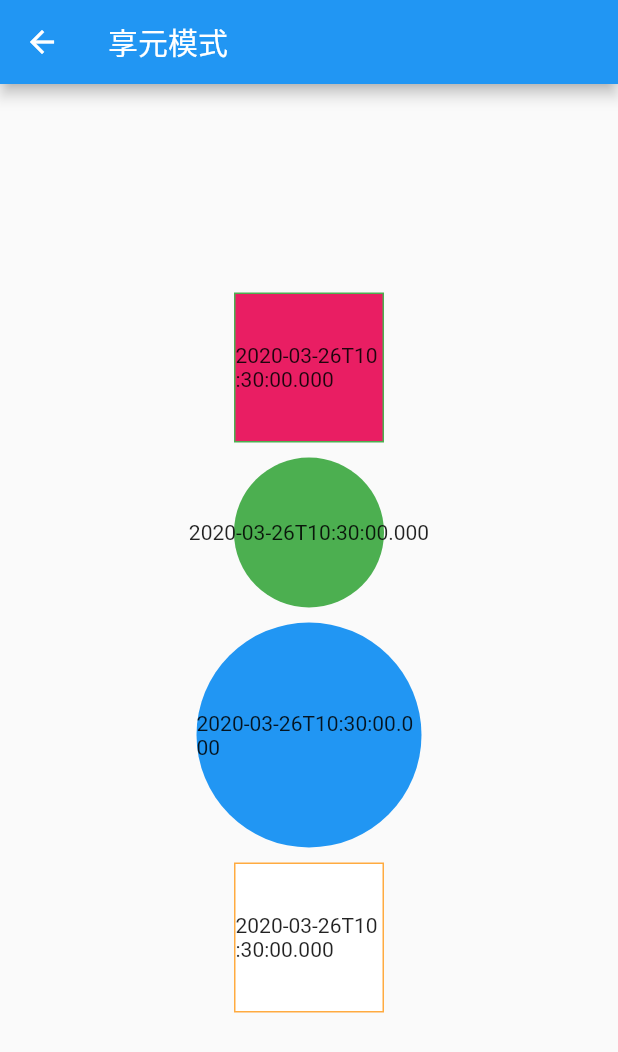
After one commit to FlutterOpen/design_patterns, a Flutter app: the FlyweightPage screen opened by its route, on a phone screen of 412 x 824 dp. The commit adds this screen. Shown: the top 1052 px of the screen. Run offline on Flutter 3.47's test engine with Material 2 defaults, Android fonts, the phone set to English and light mode, and no system bars.

Commit message:
feat(): 享元模式的完成

```diff
--- a/lib/constant/string_const.dart
+++ b/lib/constant/string_const.dart
@@ -34,4 +34,7 @@ class StringConst {
 
   //外观模式
   static const String FACADE_ = "外观模式";
+
+  //享元模式
+  static const String FLYWEIGHT_ = "享元模式";
 }
--- a/lib/main.dart
+++ b/lib/main.dart
@@ -6,6 +6,7 @@ import 'package:flutter_design/page/combination/combination_page.dart';
 import 'package:flutter_design/page/decorator/decorator_page.dart';
 import 'package:flutter_design/page/facade/facade_page.dart';
 import 'package:flutter_design/page/filter/filter_page.dart';
+import 'package:flutter_design/page/flyweight/flyweight_page.dart';
 
 import 'constant/page_const.dart';
 import 'constant/string_const.dart';
@@ -35,6 +36,7 @@ class MyApp extends StatelessWidget {
         PageConst.COMPOSITE_PAGE: (context) => CombinationPage(),
         PageConst.DECORATOR_PAGE: (context) => DecoratorPage(),
         PageConst.FACADE_PAGE: (context) => FacadePage(),
+        PageConst.FLYWEIGHT_PAGE: (context) => FlyweightPage(),
       },
     );
   }
--- /dev/null
+++ b/lib/page/flyweight/flyweight_mode.dart
@@ -0,0 +1,106 @@
+import 'dart:collection';
+
+import 'package:flutter/material.dart';
+
+/// Created by NieBin on 2020-03-26
+/// Github: https://github.com/nb312
+/// Email: niebin312@gmail.com
+abstract class Clock {
+  Color color;
+
+  Widget display();
+}
+
+class PinkClock implements Clock {
+  @override
+  Color color = Colors.pink;
+
+  @override
+  Widget display() => Container(
+        width: 100,
+        height: 100,
+        decoration: BoxDecoration(
+          shape: BoxShape.rectangle,
+          border: Border.all(color: Colors.green),
+          color: color,
+        ),
+        child: Center(child: Text(DateTime.now().toIso8601String())),
+      );
+}
+
+class GreenClock implements Clock {
+  @override
+  Color color = Colors.green;
+
+  @override
+  Widget display() => Container(
+        width: 200,
+        height: 100,
+        decoration: BoxDecoration(shape: BoxShape.circle, color: color),
+        child: Center(child: Text(DateTime.now().toIso8601String())),
+      );
+}
+
+class BlueClock implements Clock {
+  @override
+  Color color = Colors.blue;
+
+  @override
+  Widget display() => Container(
+        width: 150,
+        height: 150,
+        decoration: BoxDecoration(shape: BoxShape.circle, color: color),
+        child: Center(child: Text(DateTime.now().toIso8601String())),
+      );
+}
+
+class WhiteClock implements Clock {
+  @override
+  Color color = Colors.white;
+
+  @override
+  Widget display() => Container(
+        width: 100,
+        height: 100,
+        decoration: BoxDecoration(
+            shape: BoxShape.rectangle,
+            color: color,
+            border: Border.all(color: Colors.orangeAccent)),
+        child: Center(child: Text(DateTime.now().toIso8601String())),
+      );
+}
+
+class ClockManager {
+  static Map<String, Clock> _clocks = HashMap();
+
+  static Clock getColorClock(String color) {
+    if (_clocks.containsKey(color)) {
+      return _clocks[color];
+    } else {
+      _clocks.putIfAbsent(color, () {
+        if (color.toLowerCase() == "pink") {
+          return PinkClock();
+        } else if (color.toLowerCase() == "green") {
+          return GreenClock();
+        } else if (color.toLowerCase() == "blue") {
+          return BlueClock();
+        } else {
+          return WhiteClock();
+        }
+      });
+      return _clocks[color];
+    }
+  }
+
+  static Clock removeClock(String color) {
+    if (_clocks.containsKey(color)) {
+      return _clocks.remove(color);
+    } else {
+      return null;
+    }
+  }
+
+  static void clearAll() {
+    _clocks.clear();
+  }
+}
--- /dev/null
+++ b/lib/page/flyweight/flyweight_page.dart
@@ -0,0 +1,41 @@
+import 'package:flutter/material.dart';
+import 'package:flutter_design/constant/string_const.dart';
+import 'package:flutter_design/page/flyweight/flyweight_mode.dart';
+
+/// Created by NieBin on 2020-03-26
+/// Github: https://github.com/nb312
+/// Email: niebin312@gmail.com
+
+class FlyweightPage extends StatefulWidget {
+  @override
+  _FlyweightPageState createState() => _FlyweightPageState();
+}
+
+class _FlyweightPageState extends State<FlyweightPage> {
+  @override
+  Widget build(BuildContext context) {
+    return Scaffold(
+      appBar: AppBar(
+        title: Text(StringConst.FLYWEIGHT_),
+      ),
+      body: Container(
+        child: Center(
+          child: Column(
+            mainAxisAlignment: MainAxisAlignment.center,
+            crossAxisAlignment: CrossAxisAlignment.center,
+            children: <Widget>[
+              ClockManager.getColorClock("pink").display(),
+              SizedBox(height: 10,),
+              ClockManager.getColorClock("green").display(),
+              SizedBox(height: 10,),
+              ClockManager.getColorClock("blue").display(),
+              SizedBox(height: 10,),
+              ClockManager.getColorClock("12423").display(),
+              SizedBox(height: 10,)
+            ],
+          ),
+        ),
+      ),
+    );
+  }
+}
--- a/lib/page/home_page.dart
+++ b/lib/page/home_page.dart
@@ -25,6 +25,7 @@ Map<String, String> map = {
   PageConst.COMPOSITE_PAGE: StringConst.COMBINATION_,
   PageConst.DECORATOR_PAGE: StringConst.DECORATOR_,
   PageConst.FACADE_PAGE: StringConst.FACADE_,
+  PageConst.FLYWEIGHT_PAGE: StringConst.FLYWEIGHT_,
 };
 
 class _HomePageState extends State<HomePage> {
```
Also changed, not shown: 1 other file.
